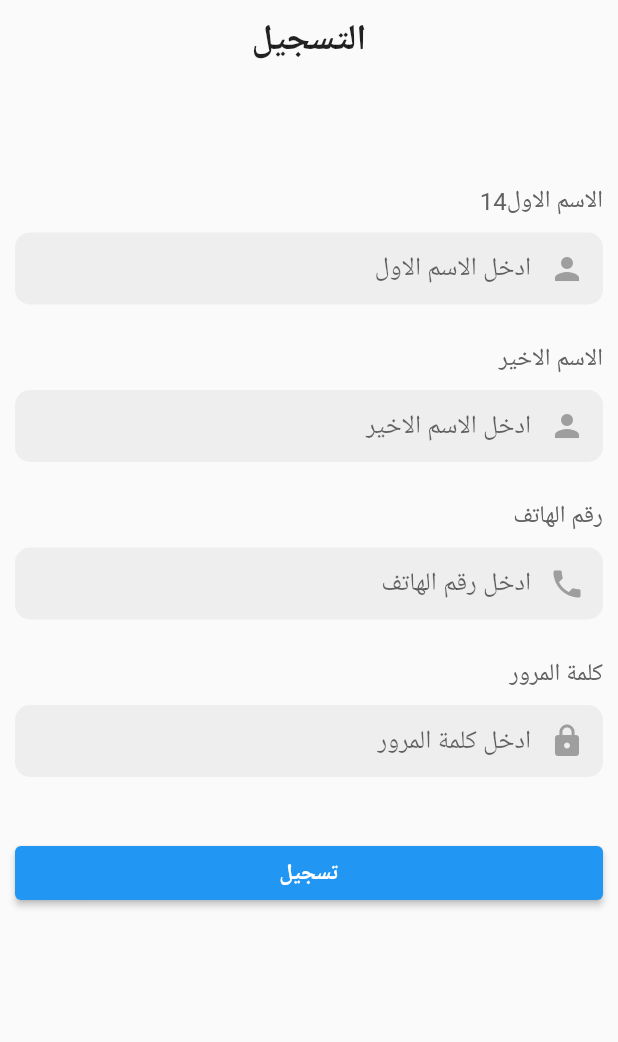
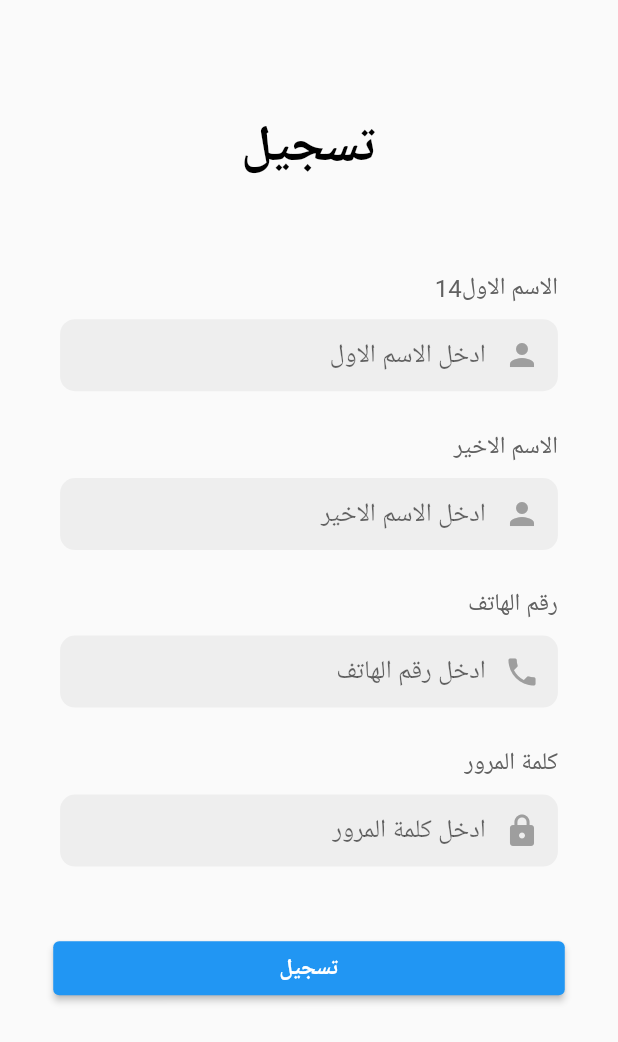
Before and after one commit to elreefy14/swimmer_app, a Flutter app: the HomeScreen screen opened by its route, after a tap on "تسجيل", on a phone screen of 412 x 824 dp. Shown: the top 1042 px of the screen. Run offline on Flutter 3.47's test engine with Material 2 defaults, Android fonts, the phone set to English and light mode, and no system bars; our stand-ins replace bloc, bot_toast, cloud_firestore, conditional_builder_null_safety, device_info_plus, dio and 16 more; missing offline and left inert: dart:ffi, dash_chat; accounts and stored records are empty; Roboto replaces fonts that are missing (Montserrat-Arabic).

Commit message:
sign up responsive screen

```diff
--- a/lib/core/constants/font_manager.dart
+++ b/lib/core/constants/font_manager.dart
@@ -18,6 +18,7 @@ import 'package:flutter_screenutil/flutter_screenutil.dart';
 //           ),
 class FontFamilyNames {
   static const String messiriFont = "ElMessiri";
+  static const String Montserrat = "Montserrat-Arabic";
 }
 
 class FontWeightManager {
@@ -35,6 +36,9 @@ class FontSizeManager {
   static  double s18 = 18.0.sp;
   static  double s20 = 20.0.sp;
   static  double s22 = 22.0.sp;
+  static  double s24 = 24.0.sp;
+  static  double s26 = 26.0.sp;
   static  double s30 = 30.0.sp;
+  static  double s32 = 30.0.sp;
   static  double s40 = 40.0.sp;
 }
--- a/lib/core/constants/styles_manager.dart
+++ b/lib/core/constants/styles_manager.dart
@@ -4,7 +4,7 @@ import 'font_manager.dart';
 
 TextStyle _getTextStyle(double fontSize, FontWeight fontWeight, Color color) {
   return TextStyle(
-    fontFamily: FontFamilyNames.messiriFont,
+    fontFamily: FontFamilyNames.Montserrat,
     fontWeight: fontWeight,
     fontSize: fontSize,
     color: color,
--- a/lib/main.dart
+++ b/lib/main.dart
@@ -1,4 +1,3 @@
-import 'package:android_alarm_manager_plus/android_alarm_manager_plus.dart';
 import 'package:bot_toast/bot_toast.dart';
 import 'package:firebase_messaging/firebase_messaging.dart';
 import 'package:flutter/material.dart';
@@ -25,7 +24,7 @@ Future<void> main() async {
 
   //wait widget tree to be built
   WidgetsFlutterBinding.ensureInitialized();
-  await AndroidAlarmManager.initialize();
+  //await AndroidAlarmManager.initialize();
 
   //init git it
   //initGetIt();
@@ -172,7 +171,7 @@ class MyApp extends StatelessWidget {
           theme: ThemeData(
             primarySwatch: Colors.blue,
           ),
-          initialRoute: AppRoutes.home,
+          initialRoute: AppRoutes.signUp,
           onGenerateRoute:RouteGenerator.generateRoute,
         ),
       ),
--- a/lib/registeration/presenation/SignUpScreen.dart
+++ b/lib/registeration/presenation/SignUpScreen.dart
@@ -1,6 +1,7 @@
 import 'package:conditional_builder_null_safety/conditional_builder_null_safety.dart';
 import 'package:flutter/material.dart';
 import 'package:flutter_bloc/flutter_bloc.dart';
+import 'package:flutter_screenutil/flutter_screenutil.dart';
 import 'package:swimmer_app/core/constants/routes_manager.dart';
 import 'package:swimmer_app/registeration/business_logic/auth_cubit/otp_cubit.dart';
 import 'package:swimmer_app/registeration/business_logic/auth_cubit/sign_up_cubit.dart';
@@ -8,6 +9,8 @@ import 'package:swimmer_app/registeration/business_logic/auth_cubit/sign_up_stat
 import 'package:swimmer_app/registeration/presenation/otp.dart';
 import 'package:swimmer_app/registeration/presenation/widget/component.dart';
 
+import '../../core/constants/font_manager.dart';
+import '../../core/constants/styles_manager.dart';
 import '../../home/presenation/widget/widget.dart';
 
 class SignUpScreen extends StatelessWidget {
@@ -22,21 +25,29 @@ class SignUpScreen extends StatelessWidget {
   @override
   Widget build(BuildContext context) {
   return Scaffold(
-    body: SafeArea(
-      child: Padding(
-        padding: const EdgeInsets.all(10.0),
-        child: ListView(
+    body: ListView(
      // mainAxisAlignment: MainAxisAlignment.center,
       children: [
-            Text(
-              'التسجيل',
+        Padding(
+          padding:  EdgeInsets.only(
+            top: 62.0.h,
+           // horizontal: 145.w,
+          ),
+          child: Text(
+            'تسجيل',
+            style: getBoldStyle(fontSize: FontSizeManager.s32, color: Colors.black),
             textAlign: TextAlign.center,
-              style: TextStyle(
-                fontSize: 24.0,
-                fontWeight: FontWeight.bold,
           ),
         ),
-            SizedBox(height: 80.0),
+        // Text(
+        //   'التسجيل',
+        //   textAlign: TextAlign.center,
+        //   style: TextStyle(
+        //     fontSize: 24.0,
+        //     fontWeight: FontWeight.bold,
+        //   ),
+        // ),
+        SizedBox(height: 50.0.h),
         Form(
           key: _formKey,
           child: Directionality(
@@ -44,28 +55,39 @@ class SignUpScreen extends StatelessWidget {
             child: Column(
               crossAxisAlignment: CrossAxisAlignment.stretch,
               children: [
-                    BuildTextFormField('الاسم الاول14', firstNameController,TextInputType.name, 'ادخل الاسم الاول', (value) {
+                Padding(
+                  padding: EdgeInsets.symmetric(horizontal: 35.0.w),
+                  child: BuildTextFormField('الاسم الاول14', firstNameController,TextInputType.name, 'ادخل الاسم الاول', (value) {
       if (value!.isEmpty) {
         return ' الرجاء ادخال الاسم الاول';
       }
       return null;
     },Icons.person),
-                    SizedBox(height: 5.0),
-                    BuildTextFormField('الاسم الاخير', lastNameController, TextInputType.name,'ادخل الاسم الاخير', (value) {
+                ),
+                SizedBox(height: 5.0.h),
+                Padding(
+                  padding: EdgeInsets.symmetric(horizontal: 35.0.w),
+                  child: BuildTextFormField('الاسم الاخير', lastNameController, TextInputType.name,'ادخل الاسم الاخير', (value) {
       if (value!.isEmpty) {
         return 'الرجاء ادخال الاسم الاخير';
       }
       return null;
     },Icons.person),
+                ),
                 SizedBox(height: 5.0),
-                    BuildTextFormField('رقم الهاتف', phoneController, TextInputType.phone,'ادخل رقم الهاتف', (value) {
+                Padding(
+                  padding: EdgeInsets.symmetric(horizontal: 35.0.w),
+                  child: BuildTextFormField('رقم الهاتف', phoneController, TextInputType.phone,'ادخل رقم الهاتف', (value) {
       if (value!.isEmpty) {
         return 'الرجاء ادخال رقم الهاتف';
       }
       return null;
     },Icons.phone,),
-                    SizedBox(height: 5.0),
-                       BuildTextFormField('كلمة المرور', passwordController,TextInputType.text, 'ادخل كلمة المرور', (value) {
+                ),
+                SizedBox(height: 5.0.h),
+                   Padding(
+                     padding: EdgeInsets.symmetric(horizontal: 35.0.w),
+                     child: BuildTextFormField('كلمة المرور', passwordController,TextInputType.text, 'ادخل كلمة المرور', (value) {
       if (value!.isEmpty) {
         return 'الرجاء ادخال كلمة المرور';
       }
@@ -74,7 +96,8 @@ class SignUpScreen extends StatelessWidget {
     }
       return null;
     },Icons.lock, ),
-                    SizedBox(height: 20.0),
+                   ),
+            //    SizedBox(height: 20.0.h),
                 BlocConsumer<OtpCubit,OtpState >(
   listener: (context, state) {
     if (state is PhoneNumberSubmittedloaded) {
@@ -96,7 +119,13 @@ class SignUpScreen extends StatelessWidget {
     return ConditionalBuilder(
     condition: state is! SignUpLoadingState,
     builder: (context) {
-        return ElevatedButton(
+    return Padding(
+      padding: EdgeInsets.symmetric(
+         horizontal: 31.w,
+         vertical: 20.h
+      ),
+      child: ElevatedButton(
+
         onPressed: () {
           if (_formKey.currentState!.validate()) {
          OtpCubit.get(context).phoneNumberSubmitted(phoneController.text);
@@ -113,6 +142,7 @@ class SignUpScreen extends StatelessWidget {
           }
         },
         child: Text('تسجيل'),
+      ),
     );
 
     },
@@ -132,7 +162,5 @@ class SignUpScreen extends StatelessWidget {
         ),
       ],
     ),
-      ),
-    ),
   );
 }}
```
Also changed, not shown: lib/home/business_logic/Home/home_cubit.dart (+18 -18 lines), lib/registeration/data/register_error_model.dart (+29 -27 lines), lib/registeration/data/register_model.dart (+62 -60 lines), pubspec.yaml (+4 -16 lines), lib/registeration/data/register_error_model.g.dart, lib/registeration/data/register_model.g.dart, pubspec.lock, 2 other files. Lines whose indentation alone changed are shown as unchanged.
